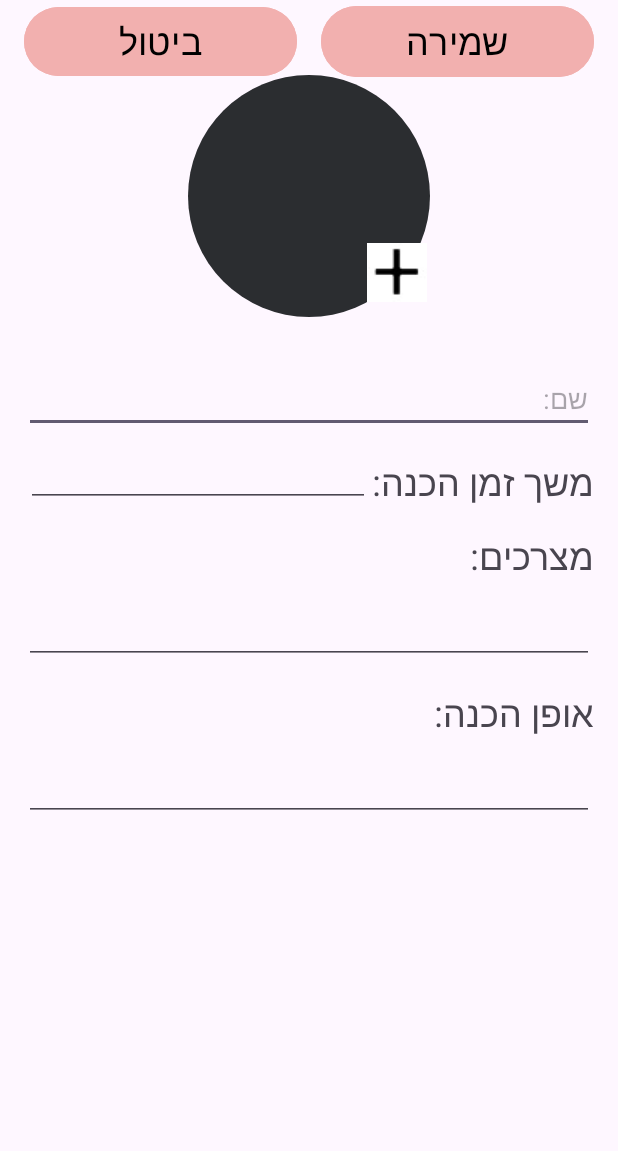
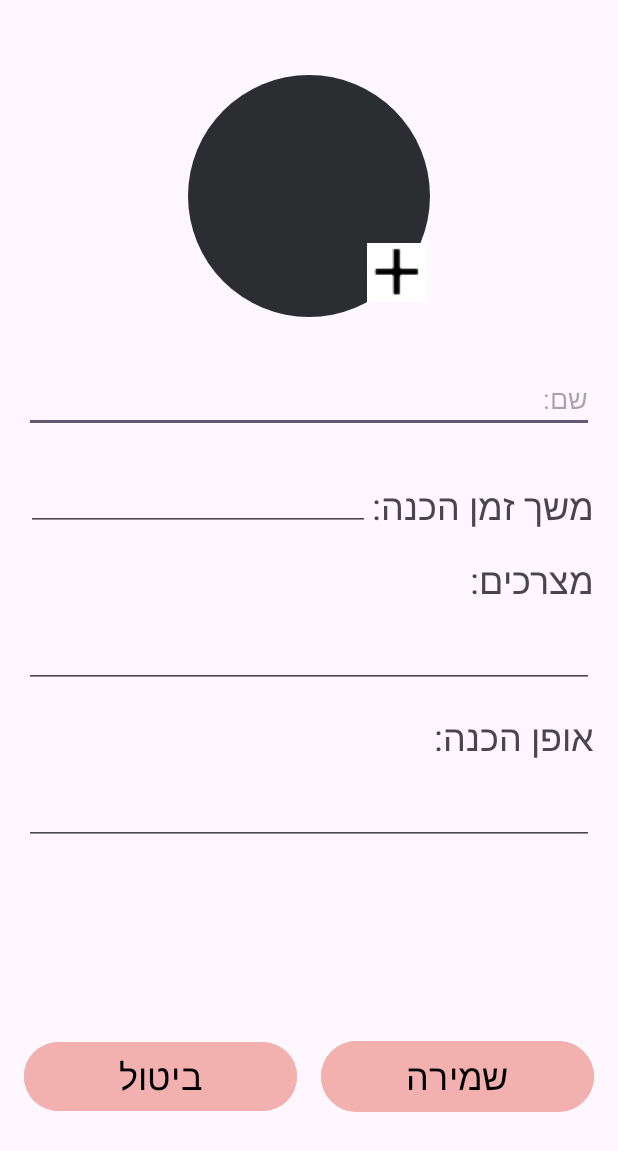
Before and after one commit to TiferetBarzilay/Sweet, an Android app: the fragment NewPostUploadFragment shown on its own in the app's theme, on a phone screen of 412 x 824 dp. Shown: the top 1151 px of the screen. Run offline under Robolectric (Android 15) with nearby library versions, the light colour scheme and no system bars; our stand-ins replace CircleImageView, Room's generated code; pictures from the network do not load.

Commit message:
עיצוב

```diff
--- a/app/src/main/java/com/example/sweet/MainActivity.kt
+++ b/app/src/main/java/com/example/sweet/MainActivity.kt
@@ -68,7 +68,7 @@
         // הוספת OnDestinationChangedListener
         navController?.addOnDestinationChangedListener { _, destination, _ ->
             when (destination.id) {
-                R.id.sweetAppFragment, R.id.registrationFragment, R.id.logInFragment -> {
+                R.id.sweetAppFragment, R.id.registrationFragment, R.id.logInFragment, R.id.newPostUploadFragment, R.id.editPostFragment -> {
                     bottomNavigationView.visibility = BottomNavigationView.GONE
                 }
                 else -> {
--- a/app/src/main/res/layout/fragment_new_post_upload.xml
+++ b/app/src/main/res/layout/fragment_new_post_upload.xml
@@ -52,7 +52,7 @@
             android:id="@+id/TextView4"
             android:layout_width="wrap_content"
             android:layout_height="wrap_content"
-            android:layout_marginTop="16dp"
+            android:layout_marginTop="32dp"
             android:layout_marginEnd="16dp"
             android:text="משך זמן הכנה:"
             android:textSize="24sp"
@@ -102,7 +102,7 @@
         <EditText
             android:id="@+id/etPreparationTimeNewPostUploadFragment"
             android:layout_width="229dp"
-            android:layout_height="34dp"
+            android:layout_height="wrap_content"
             android:layout_marginStart="16dp"
             android:ems="10"
             android:inputType="text"
@@ -115,14 +115,16 @@
             android:layout_width="0dp"
             android:layout_height="55dp"
             android:layout_marginStart="8dp"
+            android:layout_marginTop="64dp"
             android:layout_marginEnd="16dp"
             android:backgroundTint="#F2B0AF"
             android:text="שמירה"
             android:textColor="@color/black"
             android:textSize="24sp"
+            app:layout_constraintBottom_toBottomOf="parent"
             app:layout_constraintEnd_toEndOf="parent"
             app:layout_constraintStart_toEndOf="@+id/btnCancelNewPostUploadFragment"
-            tools:layout_editor_absoluteY="849dp" />
+            app:layout_constraintTop_toBottomOf="@+id/edInstructionsNewPostUploadFragment" />
 
         <Button
             android:id="@+id/btnCancelNewPostUploadFragment"
```
Also changed, not shown: app/src/main/res/layout/fragment_edit_post.xml (+5 -3 lines).
